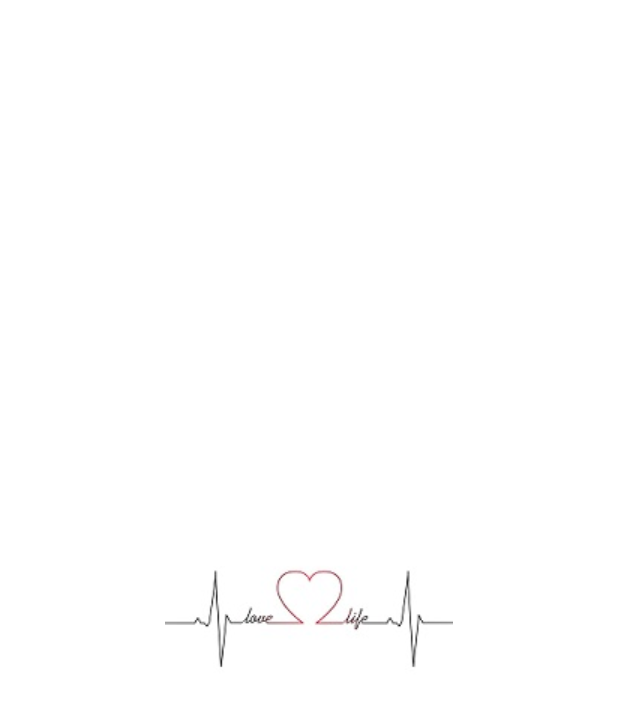
After one commit to goo-gy/lovidence, an Android app: the SplashActivity screen opened directly, with no data from a screen before it, on a phone screen of 412 x 824 dp. The commit adds this screen. Shown: the top 707 px of the screen. Run offline under Robolectric (Android 15) with nearby library versions, the phone set to English and light mode, and no system bars; 1 statement that could not run was skipped.

Commit message:
loding screen added
reference lovidence in notion

```diff
--- /dev/null
+++ b/lovidence/app/src/main/java/com/example/lovidence/splash/SplashActivity.java
@@ -0,0 +1,22 @@
+package com.example.lovidence.splash;
+
+import android.content.Intent;
+import android.os.Bundle;
+
+import androidx.annotation.Nullable;
+import androidx.appcompat.app.AppCompatActivity;
+
+import com.example.lovidence.ui.login.LoginActivity;
+
+public class SplashActivity extends AppCompatActivity {
+
+    @Override
+    protected void onCreate(@Nullable Bundle savedInstanceState) {
+        super.onCreate(savedInstanceState);
+
+        Intent intent = new Intent(this, LoginActivity.class);
+        startActivity(intent);
+
+        finish();
+    }
+}
--- /dev/null
+++ b/lovidence/app/src/main/res/drawable/splash_background.xml
@@ -0,0 +1,8 @@
+<?xml version="1.0" encoding="utf-8"?>
+<layer-list xmlns:android="http://schemas.android.com/apk/res/android"
+    android:opacity="opaque">
+    <item android:drawable="@android:color/white"/>
+    <item
+        android:drawable="@drawable/splash_image"
+        android:gravity="center"/>
+</layer-list>
--- a/lovidence/app/src/main/res/values/styles.xml
+++ b/lovidence/app/src/main/res/values/styles.xml
@@ -8,5 +8,8 @@
         <item name="colorPrimaryDark">@color/colorPrimaryDark</item>
         <item name="colorAccent">@color/colorAccent</item>
     </style>
-
+    <!-- Splash theme. -->
+    <style name="SplashTheme" parent="Theme.AppCompat.NoActionBar">
+        <item name="android:windowBackground">@drawable/splash_background</item>
+    </style>
 </resources>
```
Also changed, not shown: lovidence/app/src/main/AndroidManifest.xml (+5 -14 lines), lovidence/app/src/main/res/drawable/splash_icon.png (added), lovidence/app/src/main/res/drawable/splash_image.png (added).
